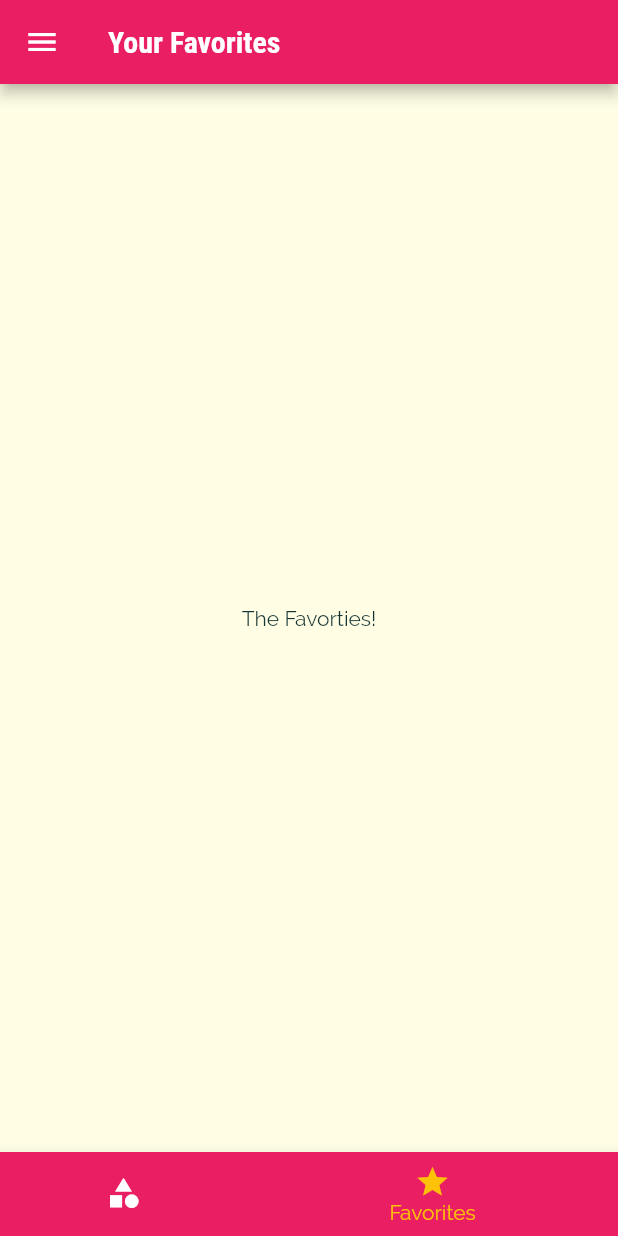
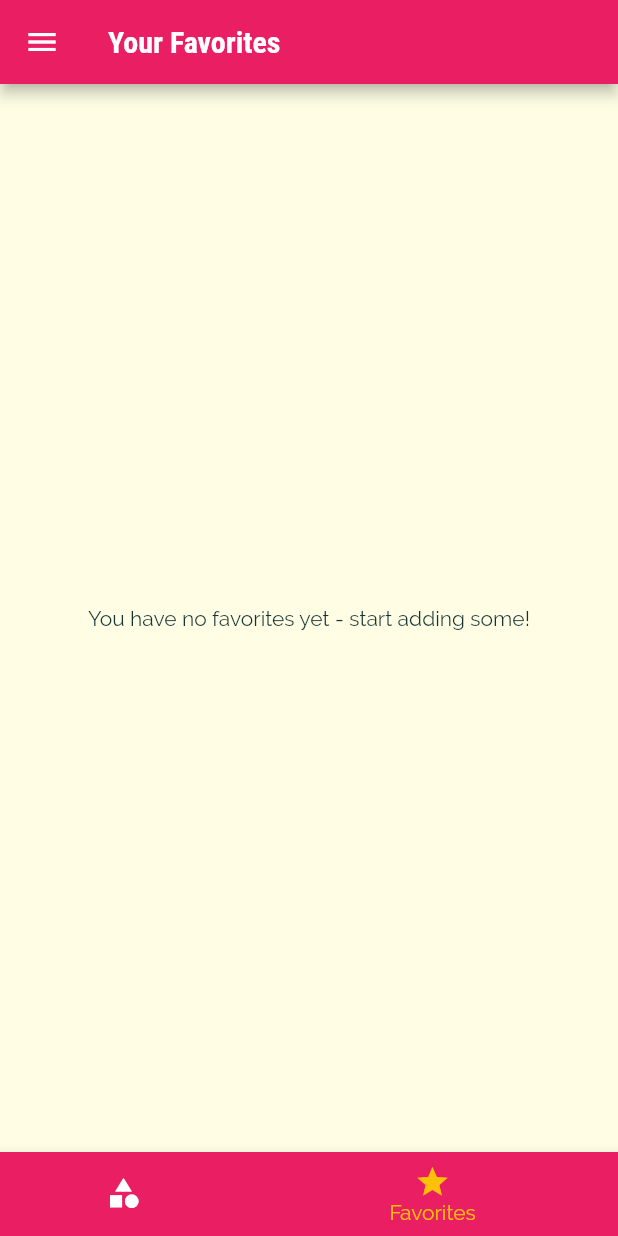
Before and after one commit to Khalid-Alharbi/meals_app, a Flutter app: the screen it shows after launch, item 2 of the bottom bar chosen, on a phone screen of 412 x 824 dp. Run offline on Flutter 3.47's test engine with Material 2 defaults, Android fonts, the phone set to English and light mode, and no system bars.

Commit message:
completed the favorite screen with the logic behind it

```diff
--- a/meals_app/lib/main.dart
+++ b/meals_app/lib/main.dart
@@ -24,6 +24,8 @@ class _MyAppState extends State<MyApp> {
     'vegan': false,
     'vegetarian': false,
   };
+  List<Meal> _availableMeals = DUMMY_MEALS;
+  List<Meal> _favoritedMeals = [];
 
   void _setFilters(Map<String, bool> filterData) {
     setState(() {
@@ -46,7 +48,25 @@ class _MyAppState extends State<MyApp> {
     });
   }
 
-  List<Meal> _availableMeals = DUMMY_MEALS;
+  void _toggleFavorite(String mealId) {
+    final existingIndex =
+        _favoritedMeals.indexWhere((meal) => meal.id == mealId);
+    if (existingIndex >= 0) {
+      setState(() {
+        _favoritedMeals.removeAt(existingIndex);
+      });
+    } else {
+      setState(() {
+        _favoritedMeals
+            .add(DUMMY_MEALS.firstWhere((meal) => meal.id == mealId));
+      });
+    }
+  }
+
+  bool _isMealFavorite(String id) {
+    return _favoritedMeals.any((meal) => meal.id == id);
+  }
+
   @override
   Widget build(BuildContext context) {
     return MaterialApp(
@@ -73,10 +93,11 @@ class _MyAppState extends State<MyApp> {
       // home: CategoriesScreen(),
       initialRoute: '/', // default is '/'
       routes: {
-        '/': (ctx) => TabsScreen(),
+        '/': (ctx) => TabsScreen(_favoritedMeals),
         CategoryMealsScreen.routeName: (ctx) =>
             CategoryMealsScreen(_availableMeals),
-        MealDetailScreen.routeName: (ctx) => MealDetailScreen(),
+        MealDetailScreen.routeName: (ctx) =>
+            MealDetailScreen(_toggleFavorite, _isMealFavorite),
         SettingsScreen.routeName: (ctx) =>
             SettingsScreen(_filters, _setFilters),
       },
--- a/meals_app/lib/screens/category_meals_screen.dart
+++ b/meals_app/lib/screens/category_meals_screen.dart
@@ -59,7 +59,7 @@ class _CategoryMealsScreenState extends State<CategoryMealsScreen> {
             duration: displayedMeals[index].duration,
             affordability: displayedMeals[index].affordability,
             complexity: displayedMeals[index].complexity,
-            removeItem: _removeMeal,
+            // removeItem: _removeMeal,
           );
         },
         itemCount: displayedMeals.length,
--- a/meals_app/lib/screens/favorites_screen.dart
+++ b/meals_app/lib/screens/favorites_screen.dart
@@ -1,12 +1,32 @@
 import 'package:flutter/material.dart';
+import 'package:meals_app/models/meal.dart';
+import '../widgets/meal_item.dart';
 
 class FavoriesScreen extends StatelessWidget {
-  const FavoriesScreen({Key? key}) : super(key: key);
+  final List<Meal> favoriteMeals;
+  FavoriesScreen(this.favoriteMeals);
 
   @override
   Widget build(BuildContext context) {
-    return const Center(
-      child: Text("The Favorties!"),
-    );
+    if (favoriteMeals.isEmpty) {
+      return Center(
+        child: Text("You have no favorites yet - start adding some!"),
+      );
+    } else {
+      return ListView.builder(
+        itemBuilder: (ctx, index) {
+          return MealItem(
+            id: favoriteMeals[index].id,
+            title: favoriteMeals[index].title,
+            imageUrl: favoriteMeals[index].imageUrl,
+            duration: favoriteMeals[index].duration,
+            affordability: favoriteMeals[index].affordability,
+            complexity: favoriteMeals[index].complexity,
+            // removeItem: _removeMeal,
+          );
+        },
+        itemCount: favoriteMeals.length,
+      );
+    }
   }
 }
--- a/meals_app/lib/screens/tabs_screen.dart
+++ b/meals_app/lib/screens/tabs_screen.dart
@@ -1,28 +1,35 @@
 import 'package:flutter/material.dart';
 
+import '../models/meal.dart';
 import '../widgets/main_drawer.dart';
 import './favorites_screen.dart';
 import './categories_screen.dart';
 
 class TabsScreen extends StatefulWidget {
-  const TabsScreen({Key? key}) : super(key: key);
-
+  final List<Meal> favoriteMeals;
+  TabsScreen(this.favoriteMeals);
   @override
   State<TabsScreen> createState() => _TabsScreenState();
 }
 
 class _TabsScreenState extends State<TabsScreen> {
-  final List<Map<String, dynamic>> _pages = [
+  late List<Map<String, dynamic>> _pages;
+  int _selectedPageIndex = 0;
+  @override
+  void initState() {
+    _pages = [
       {
         'page': CategoriesScreen(),
         'title': 'Categories',
       },
       {
-      'page': FavoriesScreen(),
+        'page': FavoriesScreen(widget.favoriteMeals),
         'title': 'Your Favorites',
       }
     ];
-  int _selectedPageIndex = 0;
+    // TODO: implement initState
+    super.initState();
+  }
 
   void _selectPage(int index) {
     setState(() {
--- a/meals_app/lib/widgets/meal_item.dart
+++ b/meals_app/lib/widgets/meal_item.dart
@@ -10,7 +10,7 @@ class MealItem extends StatelessWidget {
   final int duration;
   final Complexity complexity;
   final Affordability affordability;
-  final Function removeItem;
+  // final Function removeItem;
 
   MealItem({
     required this.id,
@@ -19,7 +19,7 @@ class MealItem extends StatelessWidget {
     required this.affordability,
     required this.complexity,
     required this.duration,
-    required this.removeItem,
+    // required this.removeItem,
   });
 
   String get complexityText {
@@ -63,7 +63,7 @@ class MealItem extends StatelessWidget {
         .then(
       (result) {
         if (result != null) {
-          removeItem(result);
+          // removeItem(result);
         }
       },
     );
```
Also changed, not shown: meals_app/lib/screens/meal_detail_screen.dart (+13 -4 lines), meals_app/lib/screens/settings_screen.dart (+11 -1 lines). Lines whose indentation alone changed are shown as unchanged.
